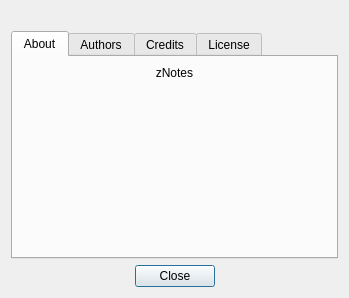
This is aboutDialog.ui in proton/zNotes as Qt 5 draws it before an edit. The edited form follows.
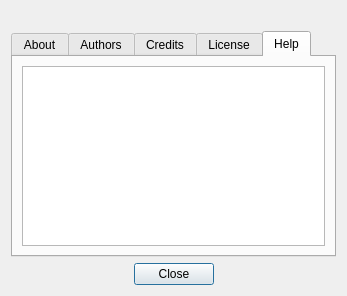
This is the edited form. Icons and pictures are not drawn.

Commit message: Added some comments, fixed some problems, added help tab to tab widget (without help =) )

```diff
--- a/aboutDialog.ui
+++ b/aboutDialog.ui
@@ -6,8 +6,8 @@
    <rect>
     <x>0</x>
     <y>0</y>
-    <width>349</width>
-    <height>298</height>
+    <width>347</width>
+    <height>296</height>
    </rect>
   </property>
   <property name="windowTitle">
@@ -34,7 +34,7 @@
    <item>
     <widget class="QTabWidget" name="tabWidget">
      <property name="currentIndex">
-      <number>0</number>
+      <number>4</number>
      </property>
      <widget class="QWidget" name="tpAbout">
       <attribute name="title">
@@ -97,6 +97,16 @@
        </item>
       </layout>
      </widget>
+     <widget class="QWidget" name="tpHelp">
+      <attribute name="title">
+       <string>Help</string>
+      </attribute>
+      <layout class="QVBoxLayout" name="verticalLayout_6">
+       <item>
+        <widget class="QTextBrowser" name="lbHelp"/>
+       </item>
+      </layout>
+     </widget>
     </widget>
    </item>
    <item>
```
The commit also changes 3 other files.
